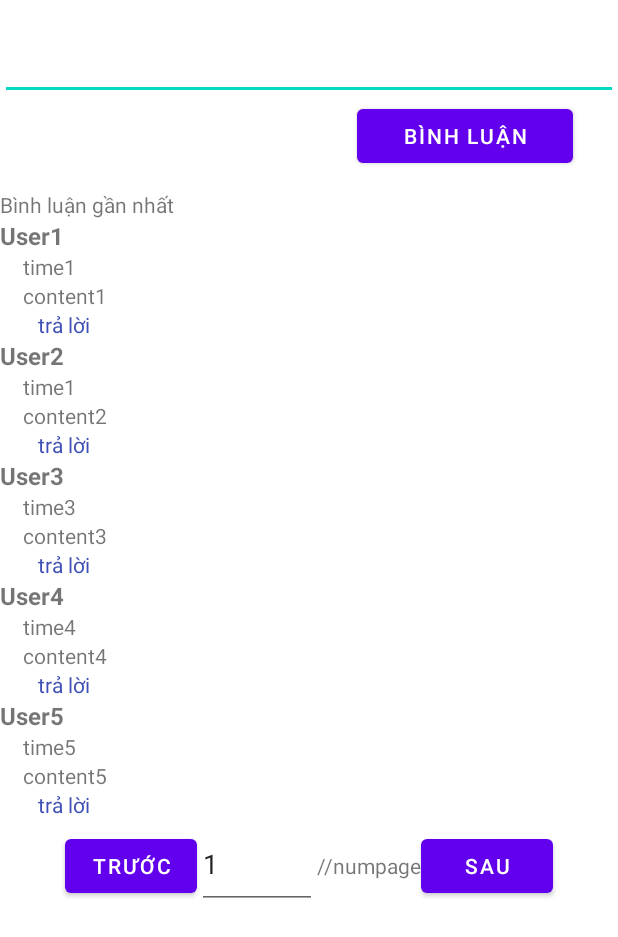
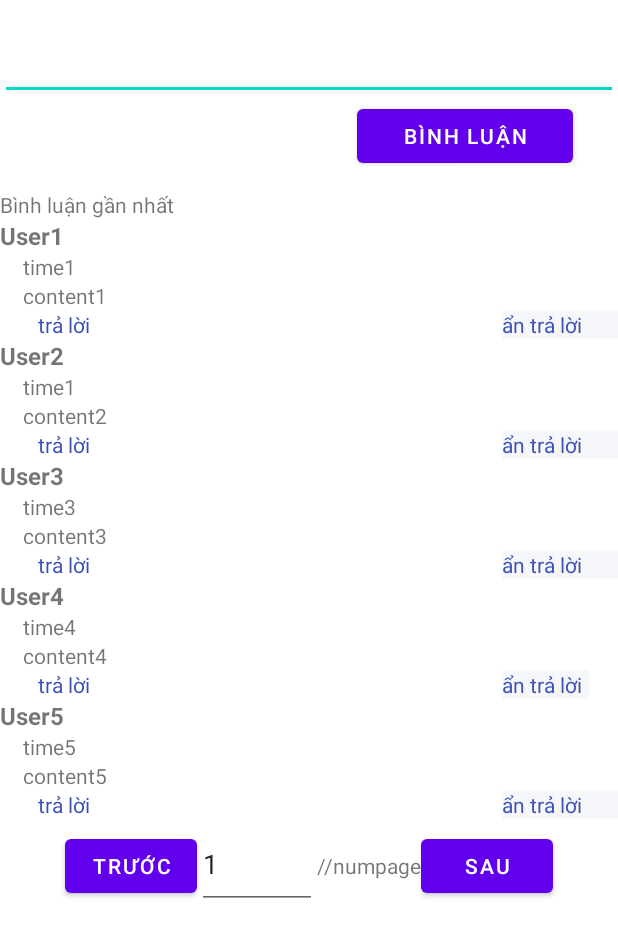
Before and after one commit to vinhcotam/Idea-Food, an Android app: the layout activity_module_chat.xml on its own in the app's theme, with its tools: preview values and no code run, on a phone screen of 412 x 824 dp. Shown: the top 937 px of the screen. Run offline under Robolectric (Android 15) with nearby library versions, the phone set to English and light mode, and no system bars.

Commit message:
thêm ẩn phần trả lời

```diff
--- a/app/src/main/res/layout/activity_module_chat.xml
+++ b/app/src/main/res/layout/activity_module_chat.xml
@@ -82,13 +82,28 @@
                 android:layout_height="wrap_content"
                 android:text="content1"
                 />
+            <LinearLayout
+                android:layout_width="match_parent"
+                android:layout_height="wrap_content"
+                android:weightSum="1">
                 <TextView
                     android:id="@+id/rep1"
-                android:layout_width="wrap_content"
+                    android:layout_width="0dp"
                     android:layout_height="wrap_content"
+                    android:layout_weight="0.8"
                     android:text="@string/rep"
                     android:layout_marginLeft="10dp"
                     android:textColor="#3F51B5"/>
+                <TextView
+                    android:id="@+id/hiderep1"
+                    android:layout_width="0dp"
+                    android:layout_height="wrap_content"
+                    android:layout_weight="0.2"
+                    android:background="#66E8EAF6"
+                    android:text="@string/hiderep"
+                    android:textColor="#3F51B5"/>
+            </LinearLayout>
+
 
             <androidx.recyclerview.widget.RecyclerView
                 android:id="@+id/rcv1"
@@ -127,13 +142,27 @@
                 android:layout_height="wrap_content"
                 android:text="content2"
                 />
+            <LinearLayout
+            android:layout_width="match_parent"
+            android:layout_height="wrap_content"
+            android:weightSum="1">
             <TextView
                 android:id="@+id/rep2"
-                android:layout_width="wrap_content"
+                android:layout_width="0dp"
                 android:layout_height="wrap_content"
+                android:layout_weight="0.8"
                 android:text="@string/rep"
                 android:layout_marginLeft="10dp"
                 android:textColor="#3F51B5"/>
+            <TextView
+                android:id="@+id/hiderep2"
+                android:layout_width="0dp"
+                android:layout_height="wrap_content"
+                android:layout_weight="0.2"
+                android:background="#66E8EAF6"
+                android:text="@string/hiderep"
+                android:textColor="#3F51B5"/>
+        </LinearLayout>
 
             <androidx.recyclerview.widget.RecyclerView
                 android:id="@+id/rcv2"
@@ -172,13 +201,27 @@
                 android:layout_height="wrap_content"
                 android:text="content3"
                 />
+            <LinearLayout
+                android:layout_width="match_parent"
+                android:layout_height="wrap_content"
+                android:weightSum="1">
                 <TextView
                     android:id="@+id/rep3"
-                android:layout_width="wrap_content"
+                    android:layout_width="0dp"
                     android:layout_height="wrap_content"
+                    android:layout_weight="0.8"
                     android:text="@string/rep"
                     android:layout_marginLeft="10dp"
                     android:textColor="#3F51B5"/>
+                <TextView
+                    android:id="@+id/hiderep3"
+                    android:layout_width="0dp"
+                    android:layout_height="wrap_content"
+                    android:layout_weight="0.2"
+                    android:background="#66E8EAF6"
+                    android:text="@string/hiderep"
+                    android:textColor="#3F51B5"/>
+            </LinearLayout>
 
             <androidx.recyclerview.widget.RecyclerView
                 android:id="@+id/rcv3"
@@ -217,13 +260,27 @@
                 android:layout_height="wrap_content"
                 android:text="content4"
                 />
+            <LinearLayout
+                android:layout_width="match_parent"
+                android:layout_height="wrap_content"
+                android:weightSum="1">
                 <TextView
                     android:id="@+id/rep4"
-                android:layout_width="wrap_content"
+                    android:layout_width="0dp"
                     android:layout_height="wrap_content"
+                    android:layout_weight="0.8"
                     android:text="@string/rep"
                     android:layout_marginLeft="10dp"
                     android:textColor="#3F51B5"/>
+                <TextView
+                    android:id="@+id/hiderep4"
+                    android:layout_width="0dp"
+                    android:layout_height="wrap_content"
+                    android:layout_weight="0.15"
+                    android:background="#66E8EAF6"
+                    android:text="@string/hiderep"
+                    android:textColor="#3F51B5"/>
+            </LinearLayout>
 
             <androidx.recyclerview.widget.RecyclerView
                 android:id="@+id/rcv4"
@@ -262,13 +319,27 @@
                 android:layout_height="wrap_content"
                 android:text="content5"
                 />
+            <LinearLayout
+                android:layout_width="match_parent"
+                android:layout_height="wrap_content"
+                android:weightSum="1">
                 <TextView
                     android:id="@+id/rep5"
-                android:layout_width="wrap_content"
+                    android:layout_width="0dp"
                     android:layout_height="wrap_content"
+                    android:layout_weight="0.8"
                     android:text="@string/rep"
                     android:layout_marginLeft="10dp"
                     android:textColor="#3F51B5"/>
+                <TextView
+                    android:id="@+id/hiderep5"
+                    android:layout_width="0dp"
+                    android:layout_height="wrap_content"
+                    android:layout_weight="0.2"
+                    android:background="#66E8EAF6"
+                    android:text="@string/hiderep"
+                    android:textColor="#3F51B5"/>
+            </LinearLayout>
 
             <androidx.recyclerview.widget.RecyclerView
                 android:id="@+id/rcv5"
--- a/app/src/main/res/layout/item_boxrep.xml
+++ b/app/src/main/res/layout/item_boxrep.xml
@@ -3,7 +3,8 @@
     android:layout_width="match_parent"
     android:layout_height="wrap_content"
     android:orientation="vertical"
-    android:layout_marginStart="5dp">
+    android:layout_marginStart="5dp"
+    android:background="#66E8EAF6">
 
     <TextView
         android:id="@+id/repid"
--- a/app/src/main/res/values/strings.xml
+++ b/app/src/main/res/values/strings.xml
@@ -4,4 +4,5 @@
     <string name="report">báo cáo</string>
     <!-- TODO: Remove or change this placeholder text -->
     <string name="hello_blank_fragment">Hello blank fragment</string>
+    <string name="hiderep">ẩn trả lời</string>
 </resources>
```
Also changed, not shown: app/src/main/java/com/example/ideafood/Module_Chat.java (+49 -1 lines). Lines whose indentation alone changed are shown as unchanged.
